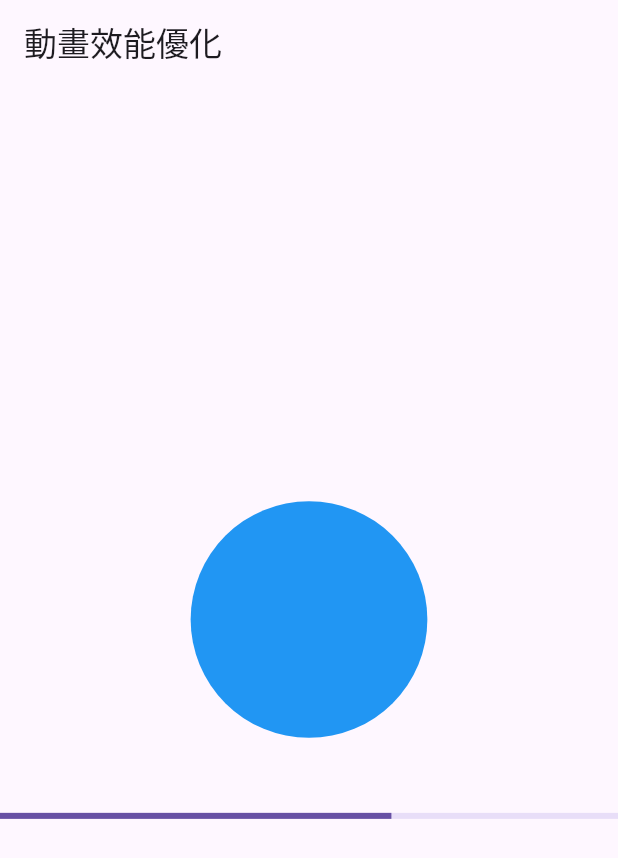
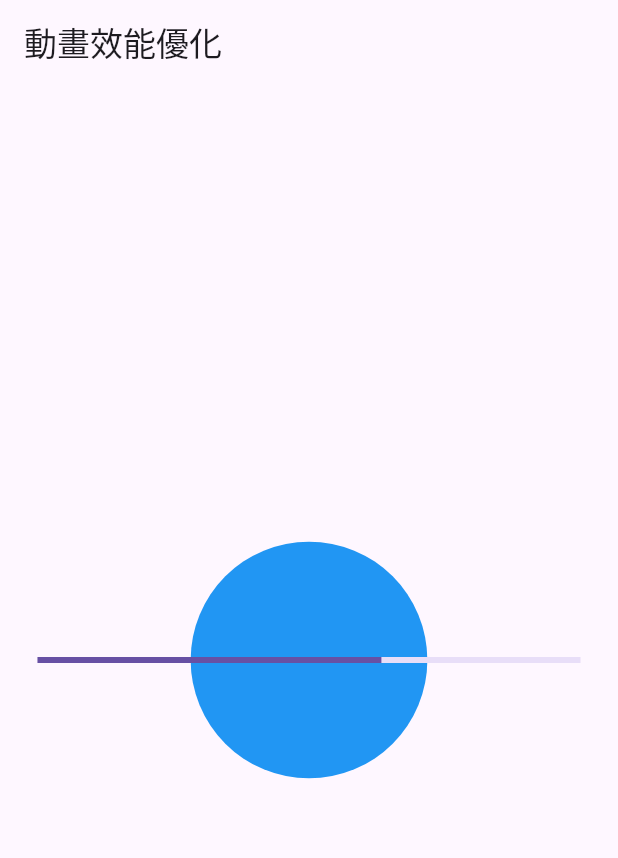
Before and after one commit to cccsdxtw/test_flutter_tips, a Flutter app: the AnimationPage screen opened directly, on a phone screen of 412 x 824 dp. Shown: the top 858 px of the screen. Run offline on Flutter 3.47's test engine with Material 3 defaults, Android fonts, the phone set to English and light mode, and no system bars; our stand-ins replace cached_network_image, get, logger.

Commit message:
優化系- 確定重複build(笨方法 但是有用)

```diff
--- a/lib/tips/animation.dart
+++ b/lib/tips/animation.dart
@@ -1,4 +1,6 @@
 import 'package:flutter/material.dart';
+
+import '../globals_debug.dart';
 
 class AnimationPage extends StatefulWidget {
   const AnimationPage({super.key});
@@ -8,8 +10,11 @@ class AnimationPage extends StatefulWidget {
 }
 
 class _AnimationPageState extends State<AnimationPage>
-    with SingleTickerProviderStateMixin {
+    with TickerProviderStateMixin {
+  // TickerProviderStateMixin是因為 我用了兩個AnimationController
+  // 如果只要一個AnimationController SingleTickerProviderStateMixin比較省
   late AnimationController _controller;
+  late AnimationController _controllerToprogress;
   late Animation<double> _circleAnimation;
   late Animation<double> _progressAnimation;
 
@@ -21,28 +26,40 @@ class _AnimationPageState extends State<AnimationPage>
       duration: const Duration(seconds: 3),
     );
 
+    _controllerToprogress = AnimationController(
+      vsync: this,
+      duration: const Duration(seconds: 3),
+    );
+
     _circleAnimation = Tween<double>(begin: 50, end: 200).animate(
       CurvedAnimation(parent: _controller, curve: Curves.easeInOut),
     );
 
     _progressAnimation = Tween<double>(begin: 0, end: 1).animate(
-      CurvedAnimation(parent: _controller, curve: Curves.linear),
+      CurvedAnimation(parent: _controllerToprogress, curve: Curves.linear),
     );
 
     _controller.repeat(reverse: true); // 圓形動畫會重複播放
+    _controllerToprogress.forward(); //進度條只會跑一遍
   }
 
   @override
   Widget build(BuildContext context) {
+    logger.d("總之 先看看有沒有重複build");
+
+    // 取得螢幕寬度
+    double screenWidth = MediaQuery.of(context).size.width;
+
+
     return Scaffold(
       appBar: AppBar(
         title: const Text('動畫效能優化'),
       ),
       body: Center(
-        child: Column(
-          mainAxisAlignment: MainAxisAlignment.center,
+        child: Stack(
+          alignment: Alignment.center, // 把所有子元件都放置於中心
           children: [
-            // 使用 RepaintBoundary 隔離動畫區塊
+            // 使用 RepaintBoundary 隔離圓形動畫區塊
             RepaintBoundary(
               child: AnimatedBuilder(
                 animation: _circleAnimation,
@@ -58,14 +75,17 @@ class _AnimationPageState extends State<AnimationPage>
                 },
               ),
             ),
-            const SizedBox(height: 50),
-            // 進度條，獨立動畫更新
+            // 使用 RepaintBoundary 隔離進度條區塊
             RepaintBoundary(
               child: AnimatedBuilder(
                 animation: _progressAnimation,
                 builder: (context, child) {
-                  return LinearProgressIndicator(
-                      value: _progressAnimation.value);
+                  return SizedBox(
+                    width: screenWidth-50, // 設定進度條寬度
+                    child: LinearProgressIndicator(
+                      value: _progressAnimation.value,
+                    ),
+                  );
                 },
               ),
             ),
```
